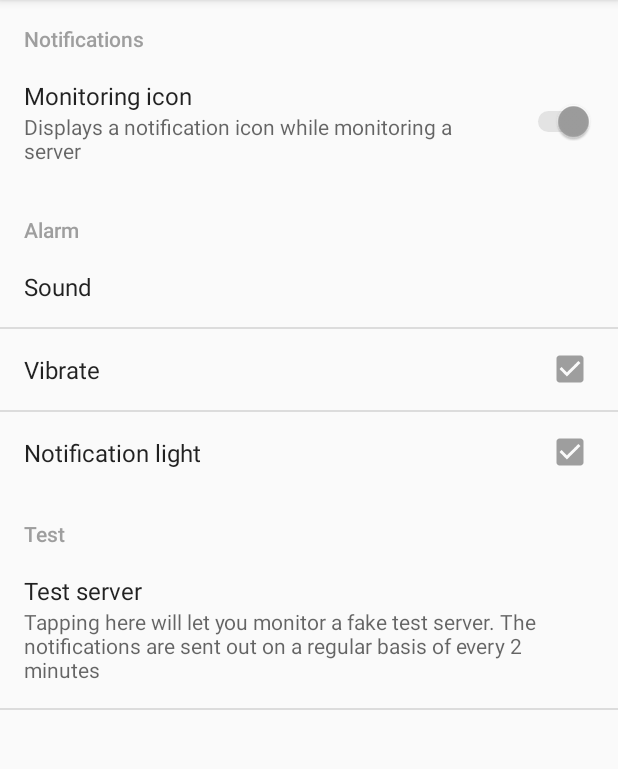
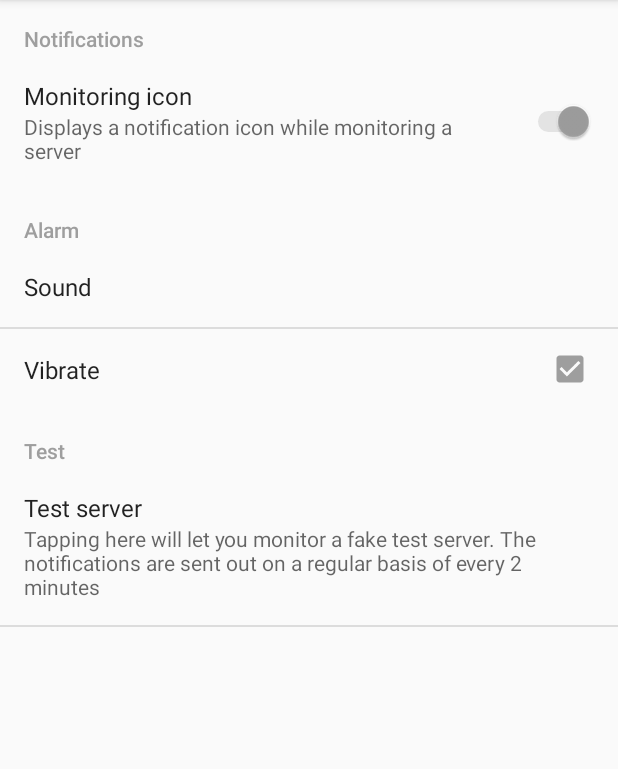
Before and after one commit to jtrollkarl/GW2serveralarm, an Android app: the fragment PreferencesFragment placed in its activity, on a phone screen of 412 x 824 dp, the part 84-853 px from its top. Run offline under Robolectric (Android 15) with nearby library versions, the phone set to English and light mode, and no system bars; our stand-ins replace Dagger/Hilt's generated code.

Commit message:
- removed enabling of LED light from prefs

```diff
--- a/app/src/main/res/xml/preferences.xml
+++ b/app/src/main/res/xml/preferences.xml
@@ -24,11 +24,6 @@
             android:key="@string/pref_alarm_vibrate_key"
             android:title="@string/pref_alarm_vibrate" />
 
-        <CheckBoxPreference
-            android:defaultValue="true"
-            android:key="@string/pref_alarm_light_key"
-            android:title="@string/pref_alarm_light" />
-
     </PreferenceCategory>
 
 
```
